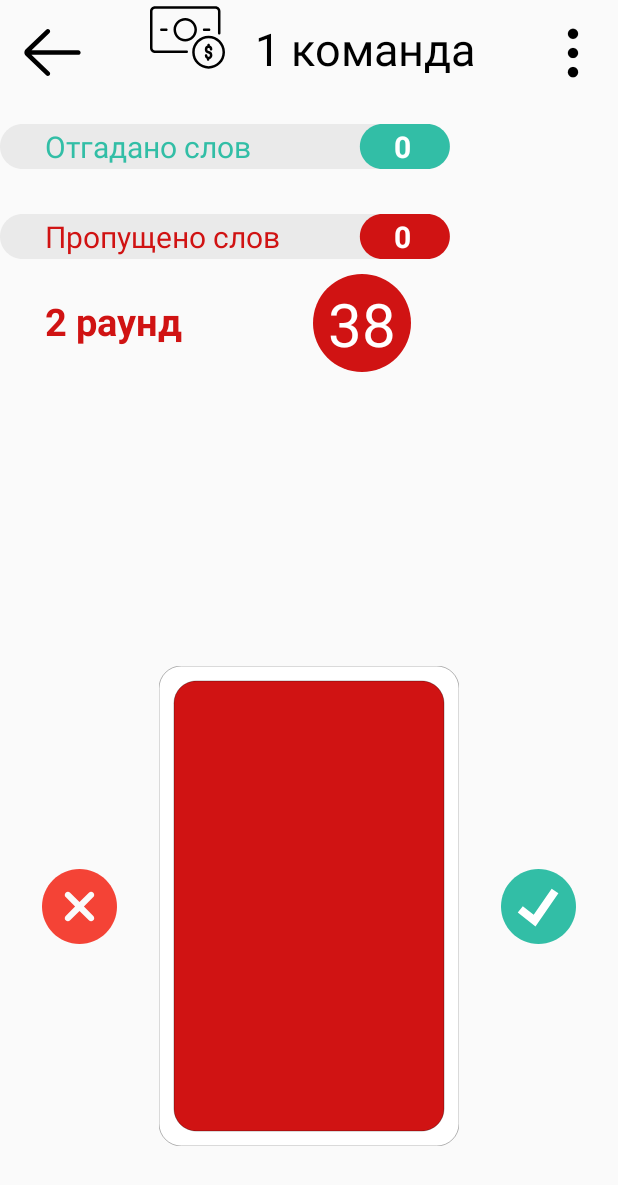
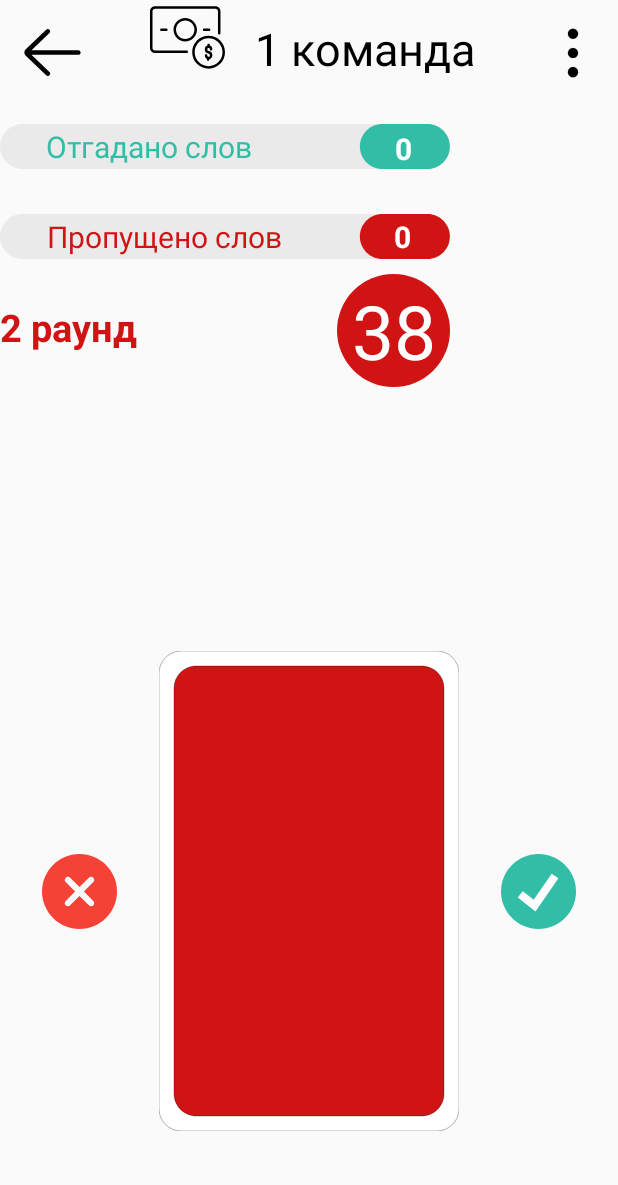
Before and after one commit to OSLL/practice20-alias, an Android app: the Game screen opened directly, with no data from a screen before it, after a tap on "НАЧАТЬ РАУНД", on a phone screen of 412 x 824 dp. Shown: the top 1185 px of the screen. Run offline under Robolectric (Android 15) with nearby library versions, the phone set to English and light mode, and no system bars.

Commit message:
Несерьезные изменения

```diff
--- a/app/src/main/AndroidManifest.xml
+++ b/app/src/main/AndroidManifest.xml
@@ -9,7 +9,7 @@
         android:roundIcon="@mipmap/ic_launcher_round"
         android:supportsRtl="true"
         android:theme="@style/AppTheme">
-        <activity android:name=".Round"></activity>
+        <activity android:name=".Round"/>
         <activity android:name=".Game" />
         <activity android:name=".Levels" />
         <activity android:name=".Teams" />
--- a/app/src/main/java/com/makentoshe/androidgithubcitemplate/Game.kt
+++ b/app/src/main/java/com/makentoshe/androidgithubcitemplate/Game.kt
@@ -2,17 +2,15 @@ package com.makentoshe.androidgithubcitemplate
 
 import android.content.Intent
 import android.os.Bundle
-import android.widget.Toast
 import androidx.appcompat.app.AppCompatActivity
 import kotlinx.android.synthetic.main.activity_game.*
-import kotlinx.android.synthetic.main.activity_main.*
 
 class Game : AppCompatActivity() {
     override fun onCreate(savedInstanceState: Bundle?) {
         super.onCreate(savedInstanceState)
         setContentView(R.layout.activity_game)
 
-        start_round.setOnClickListener {
+        startRound.setOnClickListener {
             val intent = Intent(this, Round::class.java)
             startActivity(intent)
         }
--- a/app/src/main/java/com/makentoshe/androidgithubcitemplate/MainActivity.kt
+++ b/app/src/main/java/com/makentoshe/androidgithubcitemplate/MainActivity.kt
@@ -12,12 +12,12 @@ class MainActivity : AppCompatActivity() {
         super.onCreate(savedInstanceState)
         setContentView(R.layout.activity_main)
 
-        continue_button.setOnClickListener {
+        continueGameButton.setOnClickListener {
             Toast.makeText(this, "Continue", Toast.LENGTH_LONG).show()
         }
 
 
-        new_game_button.setOnClickListener {
+        newGameButton.setOnClickListener {
             val intent = Intent(this, Teams::class.java)
             startActivity(intent)
         }
--- a/app/src/main/java/com/makentoshe/androidgithubcitemplate/Teams.kt
+++ b/app/src/main/java/com/makentoshe/androidgithubcitemplate/Teams.kt
@@ -14,7 +14,7 @@ class Teams : AppCompatActivity() {
             val intent = Intent(this, GameSettings::class.java)
             startActivity(intent)
         }
-        button.setOnClickListener {
+        backButton.setOnClickListener {
             val intent = Intent(this, MainActivity::class.java)
             startActivity(intent)
         }
--- a/app/src/main/res/layout/activity_main.xml
+++ b/app/src/main/res/layout/activity_main.xml
@@ -32,7 +32,7 @@
         app:layout_constraintStart_toStartOf="parent">
 
         <Button
-            android:id="@+id/continue_button"
+            android:id="@+id/continueGameButton"
             android:layout_width="match_parent"
             android:layout_height="50dp"
             android:layout_margin="20dp"
@@ -45,7 +45,7 @@
             android:textSize="25sp" />
 
         <Button
-            android:id="@+id/new_game_button"
+            android:id="@+id/newGameButton"
             android:layout_width="match_parent"
 
             android:layout_height="wrap_content"
--- a/app/src/main/res/layout/activity_round.xml
+++ b/app/src/main/res/layout/activity_round.xml
@@ -5,16 +5,6 @@
     android:layout_width="match_parent"
     android:layout_height="match_parent"
     tools:context=".Round">
-
-    <ImageView
-        android:id="@+id/imageView8"
-        android:layout_width="200dp"
-        android:layout_height="320dp"
-        android:layout_marginBottom="60dp"
-        app:layout_constraintBottom_toBottomOf="parent"
-        app:layout_constraintEnd_toEndOf="parent"
-        app:layout_constraintStart_toStartOf="parent"
-        app:srcCompat="@drawable/card" />
 
     <Button
         android:id="@+id/backButton"
@@ -27,7 +17,7 @@
         app:layout_constraintTop_toTopOf="parent" />
 
     <TextView
-        android:id="@+id/textView4"
+        android:id="@+id/roundTitle"
         android:layout_width="wrap_content"
         android:layout_height="wrap_content"
         android:layout_marginStart="20dp"
@@ -35,11 +25,11 @@
         android:text="1 команда"
         android:textColor="@color/black"
         android:textSize="30sp"
-        app:layout_constraintStart_toEndOf="@+id/imageView2"
+        app:layout_constraintStart_toEndOf="@id/roundTitleIcon"
         app:layout_constraintTop_toTopOf="parent" />
 
     <Button
-        android:id="@+id/button3"
+        android:id="@+id/settings"
         android:layout_width="40dp"
         android:layout_height="40dp"
         android:layout_marginTop="15dp"
@@ -49,7 +39,7 @@
         app:layout_constraintTop_toTopOf="parent" />
 
     <ImageView
-        android:id="@+id/imageView2"
+        android:id="@+id/roundTitleIcon"
         android:layout_width="50dp"
         android:layout_height="50dp"
         android:layout_marginStart="40dp"
@@ -58,126 +48,142 @@
         tools:layout_editor_absoluteY="10dp" />
 
     <ImageView
-        android:id="@+id/imageView6"
+        android:id="@+id/knowWordsImage"
         android:layout_width="wrap_content"
         android:layout_height="wrap_content"
         android:layout_marginTop="30dp"
-        app:layout_constraintTop_toBottomOf="@+id/textView4"
+        app:layout_constraintTop_toBottomOf="@id/roundTitle"
         app:srcCompat="@drawable/round_green"
         tools:layout_editor_absoluteX="55dp" />
 
     <ImageView
-        android:id="@+id/imageView7"
+        android:id="@+id/skipWordsImage"
         android:layout_width="wrap_content"
         android:layout_height="wrap_content"
         android:layout_marginTop="30dp"
-        app:layout_constraintTop_toBottomOf="@+id/imageView6"
-        app:srcCompat="@drawable/round_red"
-        tools:layout_editor_absoluteX="55dp" />
+        app:layout_constraintEnd_toEndOf="@+id/knowWordsImage"
+        app:layout_constraintStart_toStartOf="@+id/knowWordsImage"
+        app:layout_constraintTop_toBottomOf="@id/knowWordsImage"
+        app:srcCompat="@drawable/round_red" />
 
     <TextView
-        android:id="@+id/textView5"
+        android:id="@+id/knowWordsText"
         android:layout_width="wrap_content"
         android:layout_height="wrap_content"
         android:layout_marginStart="30dp"
+        android:layout_marginEnd="131dp"
         android:text="Отгадано слов"
         android:textColor="@color/green"
         android:textSize="20sp"
-        app:layout_constraintBottom_toBottomOf="@id/imageView6"
-        app:layout_constraintStart_toStartOf="@id/imageView6"
-        app:layout_constraintTop_toTopOf="@id/imageView6" />
+        app:layout_constraintBottom_toBottomOf="@id/knowWordsImage"
+        app:layout_constraintEnd_toEndOf="@id/knowWordsImage"
+        app:layout_constraintStart_toStartOf="@id/knowWordsImage"
+        app:layout_constraintTop_toTopOf="@id/knowWordsImage" />
 
     <TextView
-        android:id="@+id/textView6"
+        android:id="@+id/continueButton"
         android:layout_width="wrap_content"
         android:layout_height="wrap_content"
         android:layout_marginStart="30dp"
+        android:layout_marginEnd="110dp"
         android:text="Пропущено слов"
         android:textColor="@color/mainColor"
         android:textSize="20sp"
-        app:layout_constraintBottom_toBottomOf="@+id/imageView7"
-        app:layout_constraintStart_toStartOf="@+id/imageView7"
-        app:layout_constraintTop_toTopOf="@+id/imageView7" />
+        app:layout_constraintBottom_toBottomOf="@id/skipWordsImage"
+        app:layout_constraintEnd_toEndOf="@+id/skipWordsImage"
+        app:layout_constraintStart_toStartOf="@id/skipWordsImage"
+        app:layout_constraintTop_toTopOf="@id/skipWordsImage" />
 
     <TextView
-        android:id="@+id/textView7"
+        android:id="@+id/knowWordsCounter"
         android:layout_width="wrap_content"
         android:layout_height="wrap_content"
         android:text="0"
         android:textColor="@color/white"
         android:textSize="20sp"
         android:textStyle="bold"
-        app:layout_constraintBottom_toBottomOf="@+id/imageView6"
-        app:layout_constraintEnd_toEndOf="@+id/imageView6"
-        app:layout_constraintHorizontal_bias="0.91"
-        app:layout_constraintStart_toStartOf="@+id/imageView6"
-        app:layout_constraintTop_toTopOf="@+id/imageView6" />
+        app:layout_constraintBottom_toBottomOf="@id/knowWordsImage"
+        app:layout_constraintEnd_toEndOf="@id/knowWordsImage"
+        app:layout_constraintHorizontal_bias="0.913"
+        app:layout_constraintStart_toStartOf="@id/knowWordsImage"
+        app:layout_constraintTop_toTopOf="@id/knowWordsImage"
+        app:layout_constraintVertical_bias="1.0" />
 
     <TextView
-        android:id="@+id/textView8"
+        android:id="@+id/skipWordsCounter"
         android:layout_width="wrap_content"
         android:layout_height="wrap_content"
         android:text="0"
         android:textColor="@color/white"
         android:textSize="20sp"
         android:textStyle="bold"
-        app:layout_constraintBottom_toBottomOf="@+id/imageView7"
-        app:layout_constraintEnd_toEndOf="@+id/imageView7"
+        app:layout_constraintBottom_toBottomOf="@id/skipWordsImage"
+        app:layout_constraintEnd_toEndOf="@id/skipWordsImage"
         app:layout_constraintHorizontal_bias="0.91"
-        app:layout_constraintStart_toStartOf="@+id/imageView7"
-        app:layout_constraintTop_toTopOf="@+id/imageView7" />
+        app:layout_constraintStart_toStartOf="@id/skipWordsImage"
+        app:layout_constraintTop_toTopOf="@id/skipWordsImage" />
 
     <TextView
-        android:id="@+id/textView9"
+        android:id="@+id/roundText"
         android:layout_width="wrap_content"
         android:layout_height="wrap_content"
-        android:layout_marginTop="24dp"
+        android:layout_marginTop="28dp"
         android:text="2 раунд"
         android:textColor="@color/mainColor"
         android:textSize="25sp"
         android:textStyle="bold"
-        app:layout_constraintStart_toStartOf="@+id/textView6"
-        app:layout_constraintTop_toBottomOf="@+id/imageView7" />
+        app:layout_constraintStart_toStartOf="@id/skipWordsImage"
+        app:layout_constraintTop_toBottomOf="@id/skipWordsImage" />
 
     <ImageView
-        android:id="@+id/imageView9"
-        android:layout_width="65dp"
-        android:layout_height="65dp"
+        android:id="@+id/cardImage"
+        android:layout_width="200dp"
+        android:layout_height="320dp"
+        android:layout_marginBottom="70dp"
+        app:layout_constraintBottom_toBottomOf="parent"
+        app:layout_constraintEnd_toEndOf="parent"
+        app:layout_constraintStart_toStartOf="parent"
+        app:srcCompat="@drawable/card" />
+
+    <ImageView
+        android:id="@+id/check"
+        android:layout_width="50dp"
+        android:layout_height="50dp"
+        app:layout_constraintBottom_toBottomOf="@+id/cardImage"
+        app:layout_constraintEnd_toEndOf="parent"
+        app:layout_constraintStart_toEndOf="@+id/cardImage"
+        app:layout_constraintTop_toTopOf="@+id/cardImage"
+        app:srcCompat="@drawable/check" />
+
+    <ImageView
+        android:id="@+id/cross"
+        android:layout_width="50dp"
+        android:layout_height="50dp"
+        app:layout_constraintBottom_toBottomOf="@+id/cardImage"
+        app:layout_constraintEnd_toStartOf="@+id/cardImage"
+        app:layout_constraintStart_toStartOf="parent"
+        app:layout_constraintTop_toTopOf="@+id/cardImage"
+        app:srcCompat="@drawable/cross" />
+
+    <ImageView
+        android:id="@+id/timerImage"
+        android:layout_width="75dp"
+        android:layout_height="75dp"
         android:layout_marginTop="10dp"
-        app:layout_constraintEnd_toEndOf="@+id/textView8"
-        app:layout_constraintTop_toBottomOf="@+id/imageView7"
+        app:layout_constraintEnd_toEndOf="@+id/skipWordsImage"
+        app:layout_constraintTop_toBottomOf="@+id/skipWordsImage"
         app:srcCompat="@drawable/timer" />
 
     <TextView
-        android:id="@+id/textView10"
+        android:id="@+id/timerCounter"
         android:layout_width="wrap_content"
         android:layout_height="wrap_content"
         android:text="38"
         android:textColor="@color/white"
-        android:textSize="40sp"
-        app:layout_constraintBottom_toBottomOf="@+id/imageView9"
-        app:layout_constraintEnd_toEndOf="@+id/imageView9"
-        app:layout_constraintStart_toStartOf="@+id/imageView9"
-        app:layout_constraintTop_toTopOf="@+id/imageView9" />
-
-    <ImageView
-        android:id="@+id/imageView10"
-        android:layout_width="50dp"
-        android:layout_height="50dp"
-        app:layout_constraintBottom_toBottomOf="@+id/imageView8"
-        app:layout_constraintEnd_toEndOf="parent"
-        app:layout_constraintStart_toEndOf="@+id/imageView8"
-        app:layout_constraintTop_toTopOf="@+id/imageView8"
-        app:srcCompat="@drawable/check" />
-
-    <ImageView
-        android:id="@+id/imageView11"
-        android:layout_width="50dp"
-        android:layout_height="50dp"
-        app:layout_constraintBottom_toBottomOf="@+id/imageView8"
-        app:layout_constraintEnd_toStartOf="@+id/imageView8"
-        app:layout_constraintStart_toStartOf="parent"
-        app:layout_constraintTop_toTopOf="@+id/imageView8"
-        app:srcCompat="@drawable/cross" />
+        android:textSize="50sp"
+        app:layout_constraintBottom_toBottomOf="@+id/timerImage"
+        app:layout_constraintEnd_toEndOf="@+id/timerImage"
+        app:layout_constraintStart_toStartOf="@+id/timerImage"
+        app:layout_constraintTop_toTopOf="@+id/timerImage" />
 
 </androidx.constraintlayout.widget.ConstraintLayout>
```
Also changed, not shown: app/src/main/java/com/makentoshe/androidgithubcitemplate/GameSettings.kt (+5 -4 lines), app/src/main/java/com/makentoshe/androidgithubcitemplate/Levels.kt (+7 -8 lines), app/src/main/res/layout/activity_game.xml (+15 -15 lines), app/src/main/res/layout/activity_game_settings.xml (+22 -22 lines), app/src/main/res/layout/activity_levels.xml (+12 -12 lines), app/src/main/res/layout/activity_teams.xml (+10 -16 lines).
